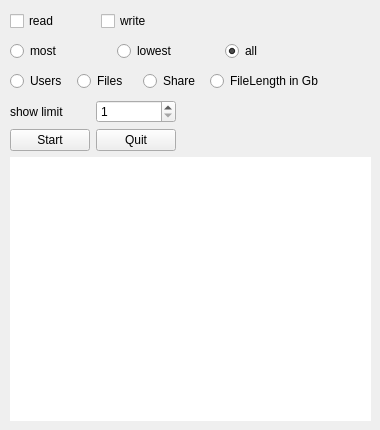
Before: the Qt Designer form src/monitor-qt/dbcustomformular.ui in hhetter/smbtatools, drawn with Qt 5.
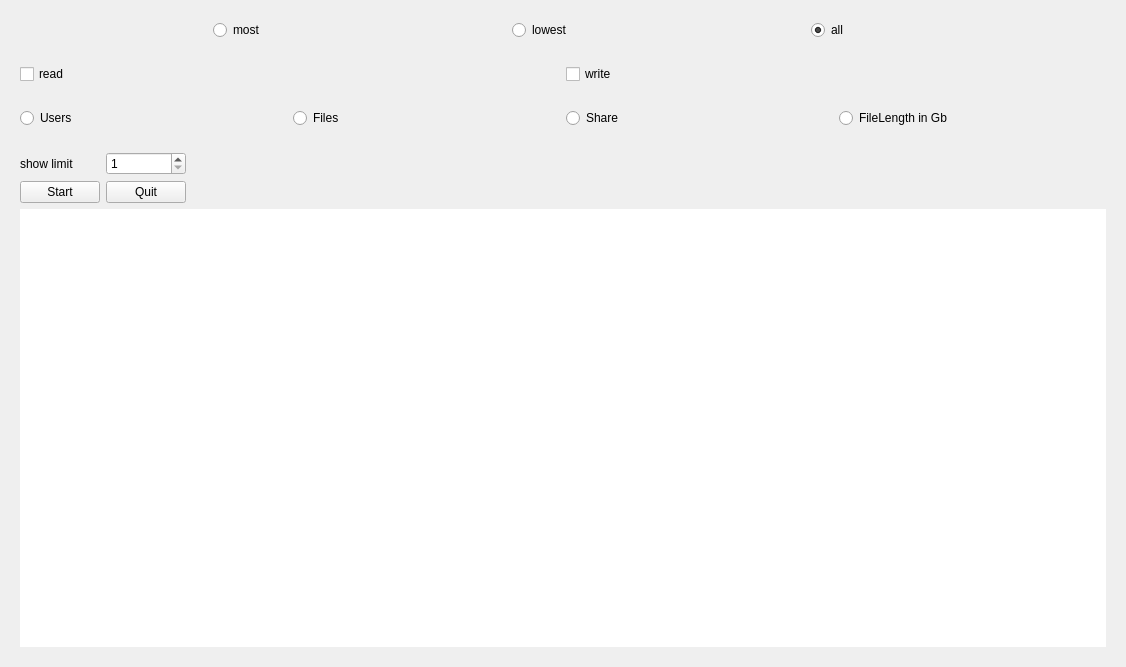
After: the same form once the commit is applied.

Commit message: new windows are scalable

What changed in the file:
```diff
--- a/src/monitor-qt/dbcustomformular.ui
+++ b/src/monitor-qt/dbcustomformular.ui
@@ -6,25 +6,45 @@
    <rect>
     <x>0</x>
     <y>0</y>
-    <width>380</width>
-    <height>430</height>
+    <width>1126</width>
+    <height>667</height>
    </rect>
   </property>
+  <property name="maximumSize">
+   <size>
+    <width>5000</width>
+    <height>5000</height>
+   </size>
+  </property>
   <property name="windowTitle">
    <string>Form</string>
   </property>
+  <layout class="QGridLayout" name="gridLayout" rowstretch="0" rowminimumheight="0">
+   <item row="0" column="0">
   <widget class="QWidget" name="horizontalLayoutWidget">
    <property name="geometry">
     <rect>
      <x>10</x>
      <y>40</y>
-     <width>316</width>
+       <width>201</width>
      <height>23</height>
     </rect>
    </property>
    <layout class="QHBoxLayout" name="horizontalLayout">
     <item>
      <widget class="QRadioButton" name="rBmost">
+        <property name="sizePolicy">
+         <sizepolicy hsizetype="Minimum" vsizetype="Expanding">
+          <horstretch>0</horstretch>
+          <verstretch>0</verstretch>
+         </sizepolicy>
+        </property>
+        <property name="maximumSize">
+         <size>
+          <width>100</width>
+          <height>20</height>
+         </size>
+        </property>
       <property name="text">
        <string>most</string>
       </property>
@@ -32,6 +52,18 @@
     </item>
     <item>
      <widget class="QRadioButton" name="rBlowest">
+        <property name="sizePolicy">
+         <sizepolicy hsizetype="Minimum" vsizetype="Expanding">
+          <horstretch>0</horstretch>
+          <verstretch>0</verstretch>
+         </sizepolicy>
+        </property>
+        <property name="maximumSize">
+         <size>
+          <width>100</width>
+          <height>20</height>
+         </size>
+        </property>
       <property name="text">
        <string>lowest</string>
       </property>
@@ -39,6 +71,18 @@
     </item>
     <item>
      <widget class="QRadioButton" name="rBall">
+        <property name="sizePolicy">
+         <sizepolicy hsizetype="Minimum" vsizetype="Expanding">
+          <horstretch>0</horstretch>
+          <verstretch>0</verstretch>
+         </sizepolicy>
+        </property>
+        <property name="maximumSize">
+         <size>
+          <width>100</width>
+          <height>20</height>
+         </size>
+        </property>
       <property name="text">
        <string>all</string>
       </property>
@@ -49,6 +93,8 @@
     </item>
    </layout>
   </widget>
+   </item>
+   <item row="1" column="0">
   <widget class="QWidget" name="horizontalLayoutWidget_2">
    <property name="geometry">
     <rect>
@@ -75,6 +121,8 @@
     </item>
    </layout>
   </widget>
+   </item>
+   <item row="2" column="0">
   <widget class="QWidget" name="horizontalLayoutWidget_4">
    <property name="geometry">
     <rect>
@@ -115,24 +163,26 @@
     </item>
    </layout>
   </widget>
+   </item>
+   <item row="3" column="0">
   <widget class="QWidget" name="gridLayoutWidget">
    <property name="geometry">
     <rect>
      <x>10</x>
      <y>100</y>
-     <width>361</width>
-     <height>321</height>
+       <width>1111</width>
+       <height>561</height>
     </rect>
    </property>
    <layout class="QGridLayout" name="gridLayout">
-    <item row="1" column="0">
+      <item row="1" column="1">
      <widget class="QPushButton" name="StartButton">
       <property name="text">
        <string>Start</string>
       </property>
      </widget>
     </item>
-    <item row="0" column="1">
+      <item row="0" column="2">
      <widget class="QSpinBox" name="sBShowLimit">
       <property name="minimum">
        <number>1</number>
@@ -142,22 +192,40 @@
       </property>
      </widget>
     </item>
-    <item row="0" column="0">
+      <item row="0" column="1">
      <widget class="QLabel" name="sholimitlabel">
       <property name="text">
        <string>show limit</string>
       </property>
      </widget>
     </item>
-    <item row="1" column="1">
+      <item row="1" column="2">
      <widget class="QPushButton" name="CancelButton">
       <property name="text">
        <string>Quit</string>
       </property>
      </widget>
     </item>
-    <item row="2" column="0" colspan="3">
+      <item row="2" column="1" colspan="3">
      <widget class="QMdiArea" name="mdiArea">
+        <property name="sizePolicy">
+         <sizepolicy hsizetype="Maximum" vsizetype="Maximum">
+          <horstretch>0</horstretch>
+          <verstretch>0</verstretch>
+         </sizepolicy>
+        </property>
+        <property name="minimumSize">
+         <size>
+          <width>0</width>
+          <height>0</height>
+         </size>
+        </property>
+        <property name="maximumSize">
+         <size>
+          <width>5000</width>
+          <height>5000</height>
+         </size>
+        </property>
       <property name="background">
        <brush brushstyle="SolidPattern">
         <color alpha="255">
@@ -169,21 +237,36 @@
       </property>
      </widget>
     </item>
-    <item row="0" column="2">
+      <item row="0" column="3">
      <spacer name="horizontalSpacer">
       <property name="orientation">
        <enum>Qt::Horizontal</enum>
       </property>
       <property name="sizeHint" stdset="0">
        <size>
-        <width>40</width>
+          <width>5000</width>
         <height>20</height>
        </size>
       </property>
      </spacer>
     </item>
-   </layout>
-  </widget>
+      <item row="2" column="0">
+       <spacer name="verticalSpacer">
+        <property name="orientation">
+         <enum>Qt::Vertical</enum>
+        </property>
+        <property name="sizeHint" stdset="0">
+         <size>
+          <width>0</width>
+          <height>5000</height>
+         </size>
+        </property>
+       </spacer>
+      </item>
+     </layout>
+    </widget>
+   </item>
+  </layout>
  </widget>
  <resources/>
  <connections/>
```
Lines whose indentation alone changed are shown as unchanged. The commit also changes 2 other files.
